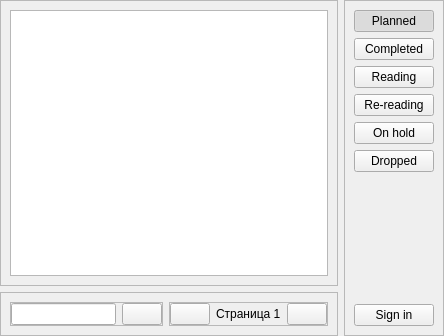
Qt form data/ui/shikimori.ui (brandonzorn/Nlight) before a commit.
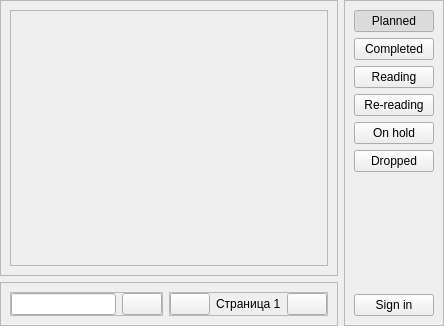
The same form after that commit. Icons and pictures are not drawn.

Commit message: added manga items to shikimori and main forms

Patch:
```diff
--- a/data/ui/shikimori.ui
+++ b/data/ui/shikimori.ui
@@ -7,7 +7,7 @@
     <x>0</x>
     <y>0</y>
     <width>444</width>
-    <height>336</height>
+    <height>326</height>
    </rect>
   </property>
   <property name="windowTitle">
@@ -44,11 +44,8 @@
        </property>
        <layout class="QVBoxLayout" name="verticalLayout_3">
         <item>
-         <widget class="QListWidget" name="items_list">
-          <property name="contextMenuPolicy">
-           <enum>Qt::CustomContextMenu</enum>
-          </property>
-          <property name="wordWrap">
+         <widget class="QScrollArea" name="scrollArea">
+          <property name="widgetResizable">
            <bool>true</bool>
           </property>
          </widget>
```
Left out of the diff: 30 changed lines with no effect on the pictures. The commit also changes 9 other files.
